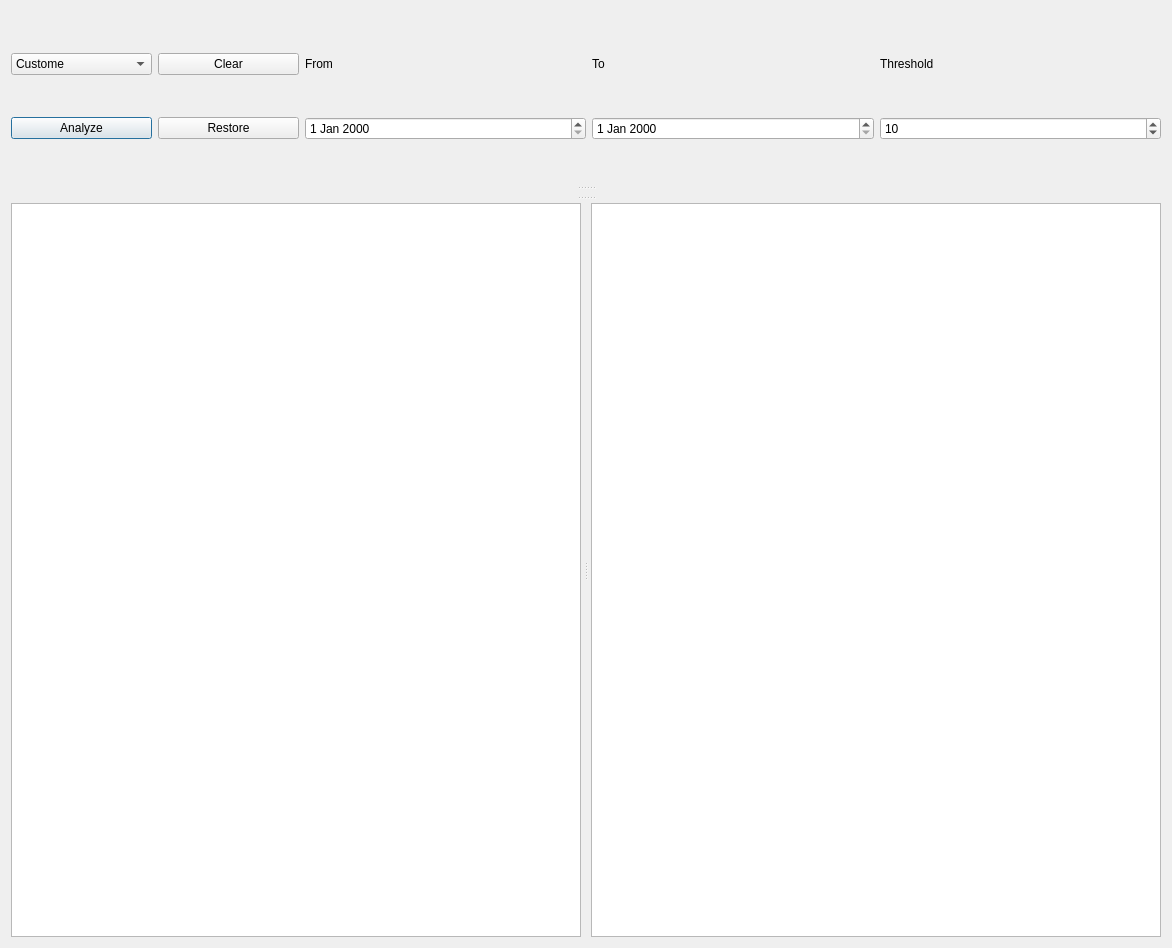
Before: the Qt Designer form diary_analyze_dialog.ui in Holence/DongliTeahouseStudio, drawn with Qt 5.
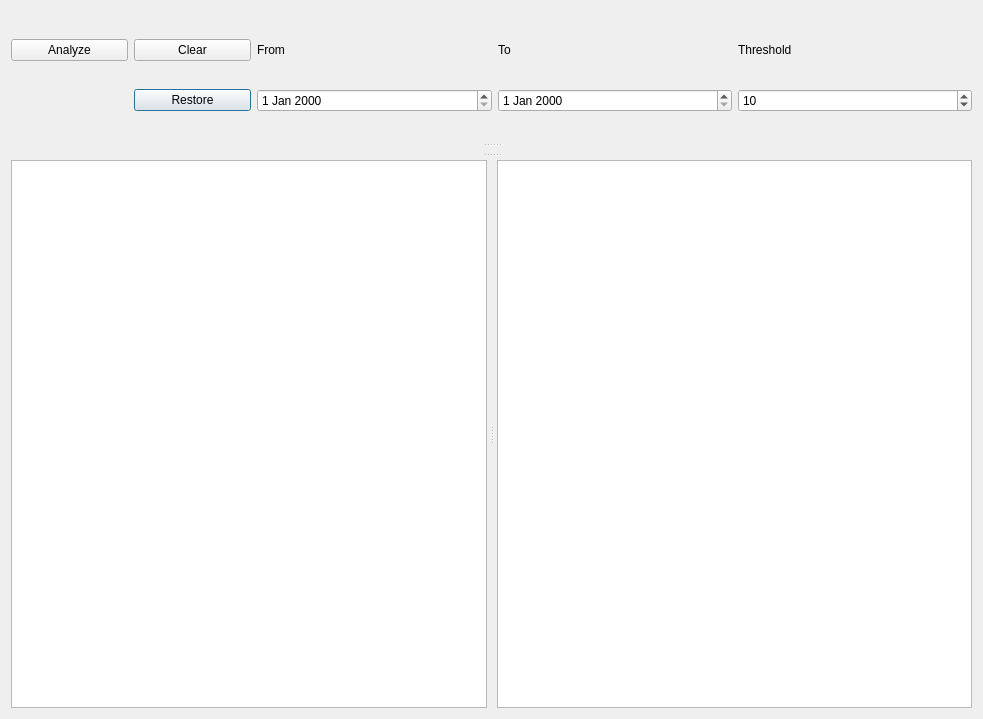
After: the same form once the commit is applied. Icons and pictures are not drawn.

Diff of the .ui file:
```diff
--- a/diary_analyze_dialog.ui
+++ b/diary_analyze_dialog.ui
@@ -6,8 +6,8 @@
    <rect>
     <x>0</x>
     <y>0</y>
-    <width>1172</width>
-    <height>948</height>
+    <width>983</width>
+    <height>719</height>
    </rect>
   </property>
   <property name="windowTitle">
@@ -82,30 +82,6 @@
          </property>
         </widget>
        </item>
-       <item row="0" column="0">
-        <widget class="QComboBox" name="comboBox">
-         <item>
-          <property name="text">
-           <string>Custome</string>
-          </property>
-         </item>
-         <item>
-          <property name="text">
-           <string>Week</string>
-          </property>
-         </item>
-         <item>
-          <property name="text">
-           <string>Month</string>
-          </property>
-         </item>
-         <item>
-          <property name="text">
-           <string>Year</string>
-          </property>
-         </item>
-        </widget>
-       </item>
        <item row="0" column="4">
         <widget class="QLabel" name="label_3">
          <property name="text">
@@ -127,13 +103,6 @@
          </property>
         </widget>
        </item>
-       <item row="1" column="0">
-        <widget class="QPushButton" name="pushButton_analyze">
-         <property name="text">
-          <string>Analyze</string>
-         </property>
-        </widget>
-       </item>
        <item row="1" column="1">
         <widget class="QPushButton" name="pushButton_restore">
          <property name="text">
@@ -148,6 +117,13 @@
          </property>
         </widget>
        </item>
+       <item row="0" column="0">
+        <widget class="QPushButton" name="pushButton_analyze">
+         <property name="text">
+          <string>Analyze</string>
+         </property>
+        </widget>
+       </item>
       </layout>
      </widget>
      <widget class="QWidget" name="verticalLayoutWidget">
```
Left out of the diff: 8 changed lines with no effect on the pictures.
